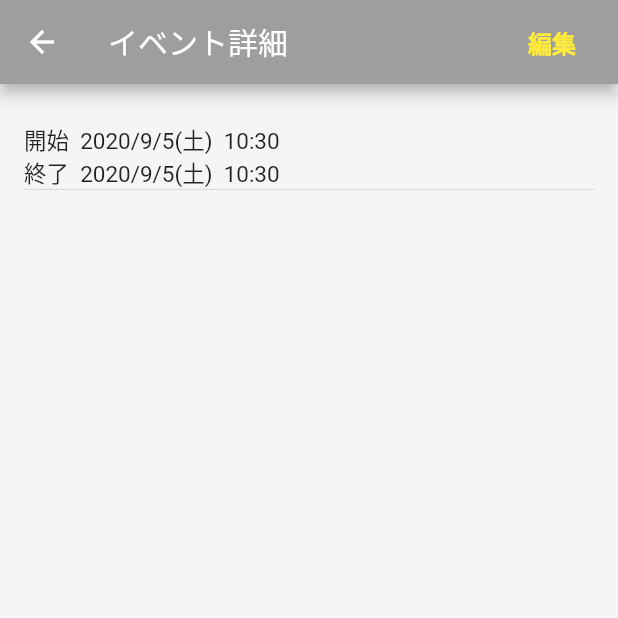
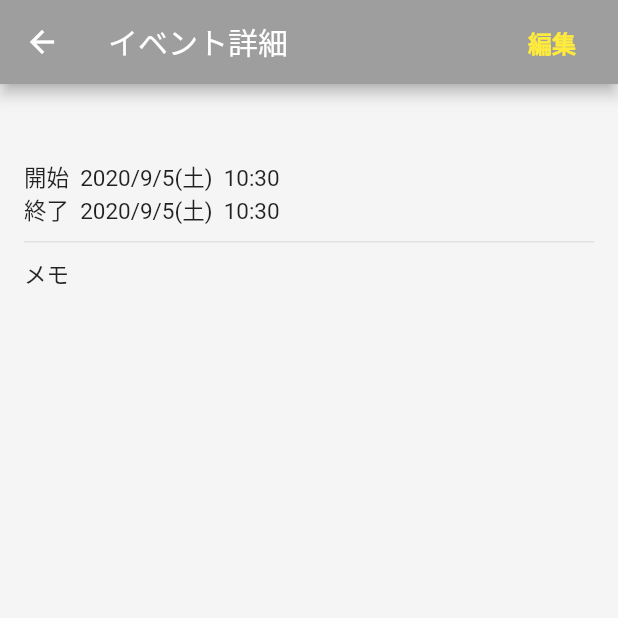
Before and after one commit to beetana/beet, a Flutter app: the GroupEventScreen screen opened directly with empty values, on a phone screen of 412 x 824 dp, the top half of it. Run offline on Flutter 3.47's test engine with Material 2 defaults, Android fonts, the phone set to English and light mode, and no system bars; our stand-ins replace cloud_firestore, firebase_auth, implicitly_animated_reorderable_list, table_calendar; accounts and stored records are empty.

Commit message:
イベント詳細ページのUIを作成

```diff
--- a/lib/models/group_models/group_event_model.dart
+++ b/lib/models/group_models/group_event_model.dart
@@ -36,7 +36,7 @@ class GroupEventModel extends ChangeNotifier {
         ],
       );
     } else if (isAllDay == true && startingDay == endingDay) {
-      return Text('終日  ${allDayDateFormat.format(startingDateTime)}');
+      return Text(allDayDateFormat.format(startingDateTime));
     } else {
       return Column(
         children: <Widget>[
@@ -46,4 +46,12 @@ class GroupEventModel extends ChangeNotifier {
       );
     }
   }
+
+  Widget eventMemoWidget() {
+    if (eventMemo.isEmpty) {
+      return Text('メモ');
+    } else {
+      return Text(eventMemo);
+    }
+  }
 }
--- a/lib/screens/group_screens/group_event_screen.dart
+++ b/lib/screens/group_screens/group_event_screen.dart
@@ -41,14 +41,23 @@ class GroupEventScreen extends StatelessWidget {
             child: Column(
               crossAxisAlignment: CrossAxisAlignment.start,
               children: <Widget>[
-                Text(event.eventTitle),
+                Text(
+                  event.eventTitle,
+                  style: TextStyle(
+                    fontSize: 20.0,
+                    fontWeight: FontWeight.bold,
+                  ),
+                ),
                 Visibility(
                   visible: event.eventPlace.isNotEmpty,
                   child: Text('@${event.eventPlace}'),
                 ),
+                SizedBox(height: 20.0),
                 model.eventDateWidget(),
+                SizedBox(height: 10.0),
                 Divider(height: 0.5),
-                Text(event.eventMemo),
+                SizedBox(height: 10.0),
+                model.eventMemoWidget(),
               ],
             ),
           ),
```
